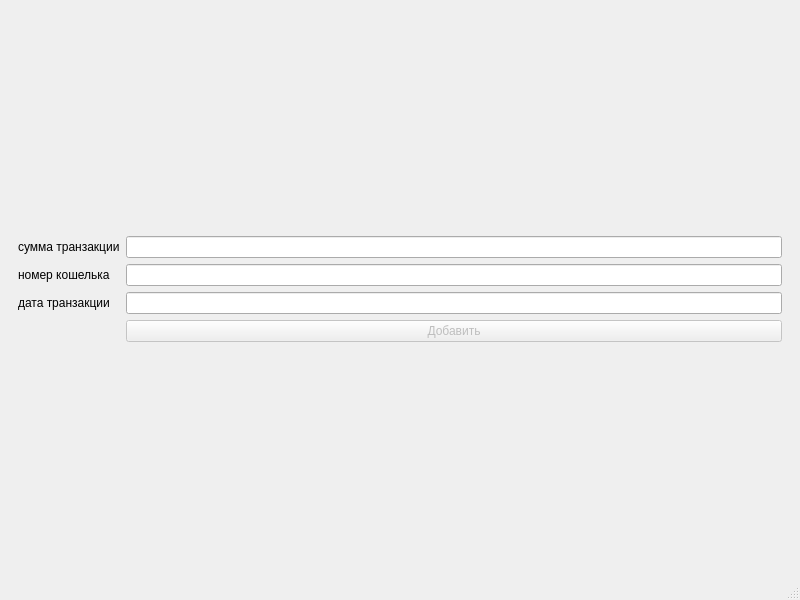
The window that mainwindow.ui (BluePencilBord/221_329_Akhmadov) describes before a commit, drawn with Qt 5.
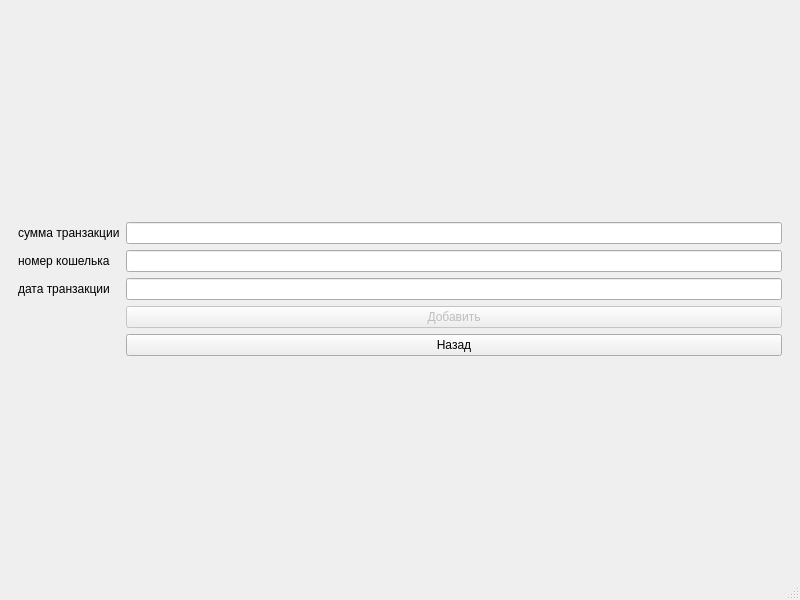
The same window after the commit. The open tabs and pages were chosen to show the change.

```diff
--- a/mainwindow.ui
+++ b/mainwindow.ui
@@ -136,7 +136,7 @@
         <item row="2" column="1">
          <widget class="QLineEdit" name="lineEditAddId"/>
         </item>
-        <item row="5" column="1">
+        <item row="6" column="1">
          <spacer name="verticalSpacer_4">
           <property name="orientation">
            <enum>Qt::Vertical</enum>
@@ -192,6 +192,13 @@
           </property>
          </widget>
         </item>
+        <item row="5" column="1">
+         <widget class="QPushButton" name="pushButtonGoBack">
+          <property name="text">
+           <string>Назад</string>
+          </property>
+         </widget>
+        </item>
        </layout>
       </widget>
      </widget>
```
